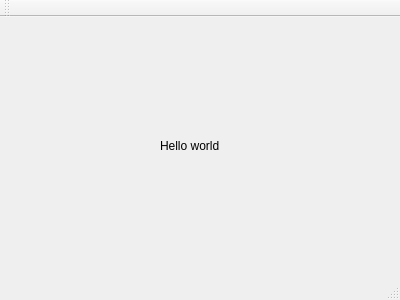
Before: the Qt Designer form mainwindow.ui in AONunan/FinalYearProject, drawn with Qt 5.
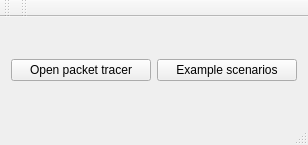
After: the same form once the commit is applied.

What changed in the file:
```diff
--- a/mainwindow.ui
+++ b/mainwindow.ui
@@ -6,27 +6,30 @@
    <rect>
     <x>0</x>
     <y>0</y>
-    <width>400</width>
-    <height>300</height>
+    <width>308</width>
+    <height>145</height>
    </rect>
   </property>
   <property name="windowTitle">
    <string>MainWindow</string>
   </property>
   <widget class="QWidget" name="centralWidget">
-   <widget class="QLabel" name="label">
-    <property name="geometry">
-     <rect>
-      <x>160</x>
-      <y>120</y>
-      <width>81</width>
-      <height>17</height>
-     </rect>
-    </property>
-    <property name="text">
-     <string>Hello world</string>
-    </property>
-   </widget>
+   <layout class="QHBoxLayout" name="horizontalLayout">
+    <item>
+     <widget class="QPushButton" name="button_packet_tracer">
+      <property name="text">
+       <string>Open packet tracer</string>
+      </property>
+     </widget>
+    </item>
+    <item>
+     <widget class="QPushButton" name="button_scenarios">
+      <property name="text">
+       <string>Example scenarios</string>
+      </property>
+     </widget>
+    </item>
+   </layout>
   </widget>
   <widget class="QMenuBar" name="menuBar">
    <property name="geometry">
@@ -47,6 +50,17 @@
    </attribute>
   </widget>
   <widget class="QStatusBar" name="statusBar"/>
+  <widget class="QToolBar" name="toolBar">
+   <property name="windowTitle">
+    <string>toolBar</string>
+   </property>
+   <attribute name="toolBarArea">
+    <enum>TopToolBarArea</enum>
+   </attribute>
+   <attribute name="toolBarBreak">
+    <bool>false</bool>
+   </attribute>
+  </widget>
  </widget>
  <layoutdefault spacing="6" margin="11"/>
  <resources/>
```
Left out of the diff: 4 changed lines with no effect on the pictures.
